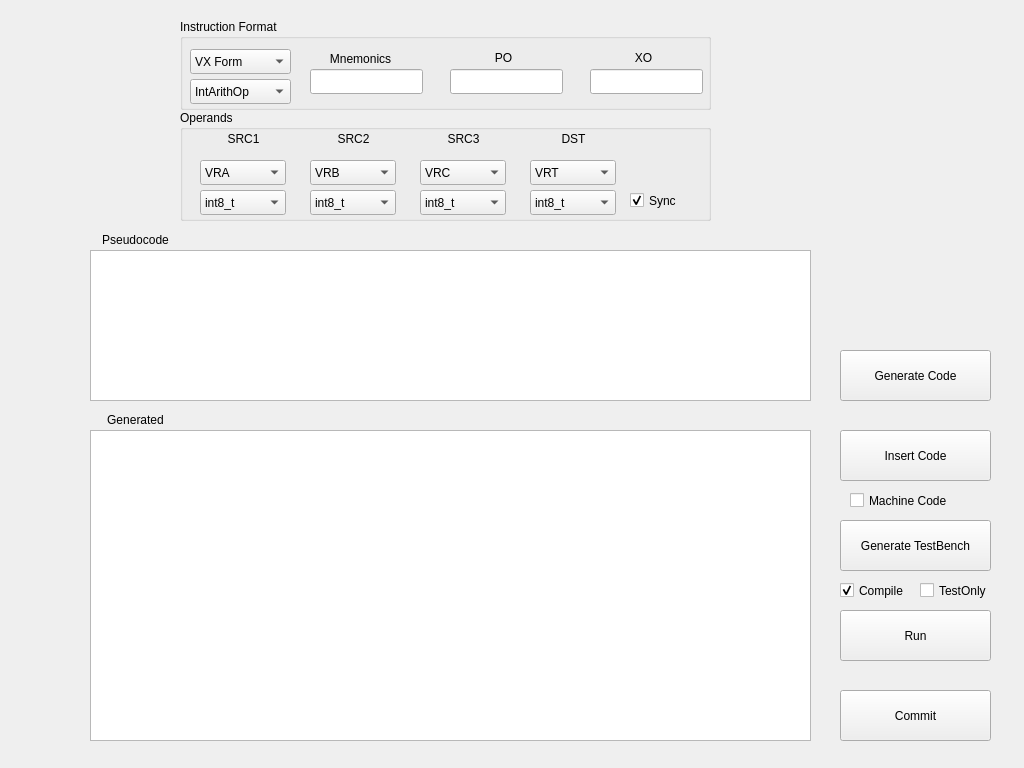
The window that Main.ui (OscarLGH/ppc_isa3.1_helper) describes before a commit, drawn with Qt 5.
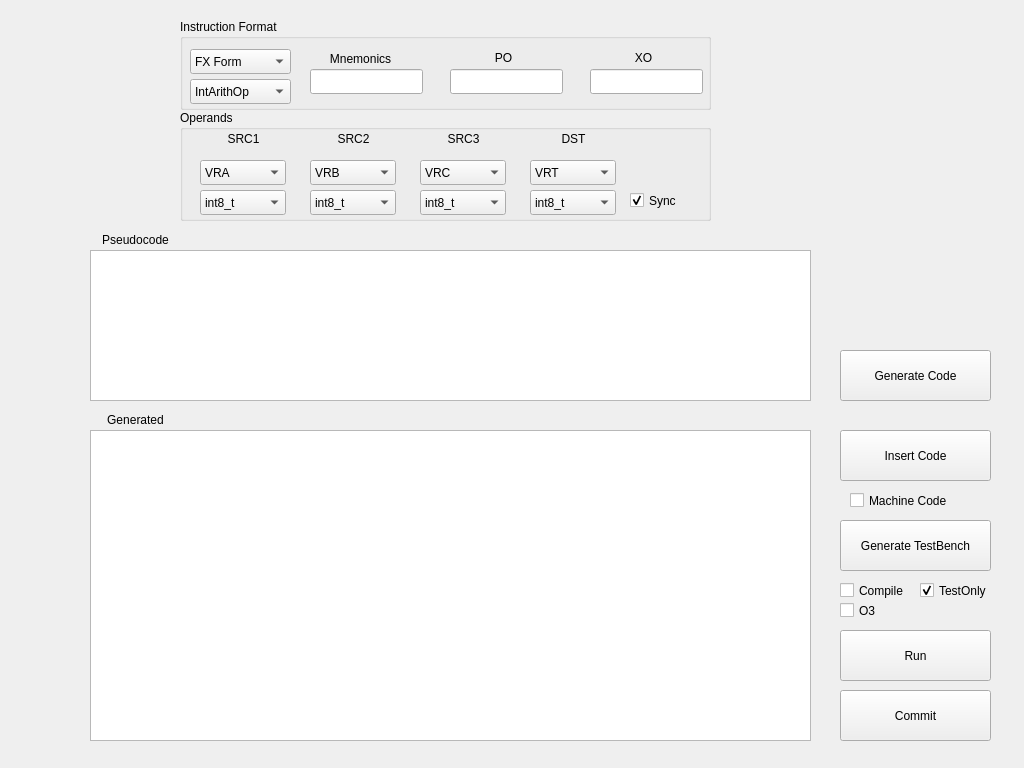
The same window after the commit.

Commit message: Add checkbox to optionally run o3 gem5.

What changed in the file:
```diff
--- a/Main.ui
+++ b/Main.ui
@@ -638,6 +638,21 @@
       <height>25</height>
      </rect>
     </property>
+    <item>
+     <property name="text">
+      <string>FX Form</string>
+     </property>
+    </item>
+    <item>
+     <property name="text">
+      <string>FA Form</string>
+     </property>
+    </item>
+    <item>
+     <property name="text">
+      <string>FC Form</string>
+     </property>
+    </item>
     <item>
      <property name="text">
       <string>VX Form</string>
@@ -816,7 +831,7 @@
    <property name="geometry">
     <rect>
      <x>840</x>
-     <y>610</y>
+     <y>630</y>
      <width>151</width>
      <height>51</height>
     </rect>
@@ -838,7 +853,7 @@
     <string>Compile</string>
    </property>
    <property name="checked">
-    <bool>true</bool>
+    <bool>false</bool>
    </property>
   </widget>
   <widget class="QPushButton" name="pushButton_Commit">
@@ -865,6 +880,22 @@
    </property>
    <property name="text">
     <string>TestOnly</string>
+   </property>
+   <property name="checked">
+    <bool>true</bool>
+   </property>
+  </widget>
+  <widget class="QCheckBox" name="Checkbox_O3">
+   <property name="geometry">
+    <rect>
+     <x>840</x>
+     <y>600</y>
+     <width>81</width>
+     <height>21</height>
+    </rect>
+   </property>
+   <property name="text">
+    <string>O3</string>
    </property>
    <property name="checked">
     <bool>false</bool>
```
The commit also changes 3 other files.
